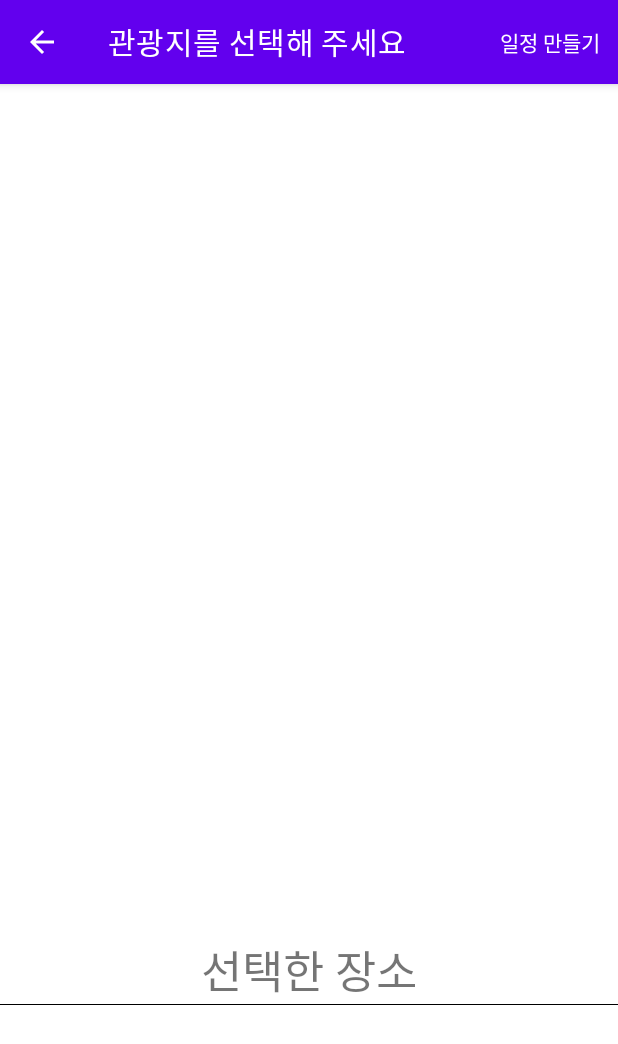
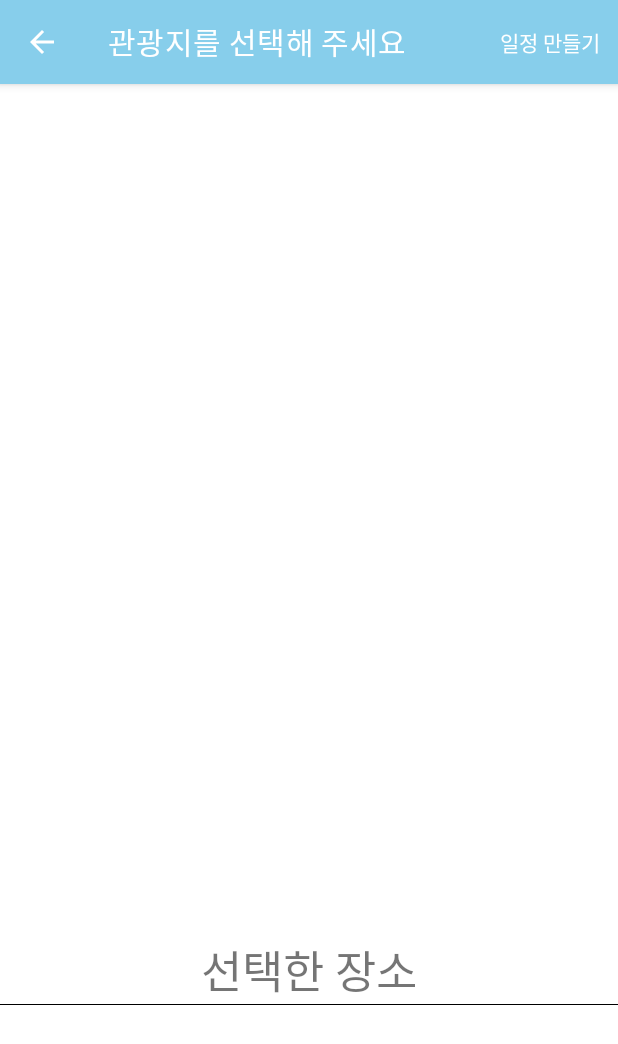
Before and after one commit to fit-trip/client, an Android app: the SelectLocationActivity screen opened directly, with no data from a screen before it, on a phone screen of 412 x 824 dp. Shown: the top 1044 px of the screen. Run offline under Robolectric (Android 15) with nearby library versions, the phone set to English and light mode, and no system bars; libraries missing offline, so code that uses them is left out: net.daum.mf; 7 statements that could not run were skipped.

Commit message:
Chore: colorPrimary accentColor(#87ceeb) 로 변경

```diff
--- a/app/src/main/res/values/themes.xml
+++ b/app/src/main/res/values/themes.xml
@@ -2,7 +2,7 @@
     <!-- Base application theme. -->
     <style name="Theme.FitTripClient" parent="Theme.MaterialComponents.DayNight.NoActionBar">
         <!-- Primary brand color. -->
-        <item name="colorPrimary">@color/purple_500</item>
+        <item name="colorPrimary">@color/skyBlue</item>
         <item name="colorPrimaryVariant">@color/purple_700</item>
         <item name="colorOnPrimary">@color/white</item>
         <!-- Secondary brand color. -->
```
